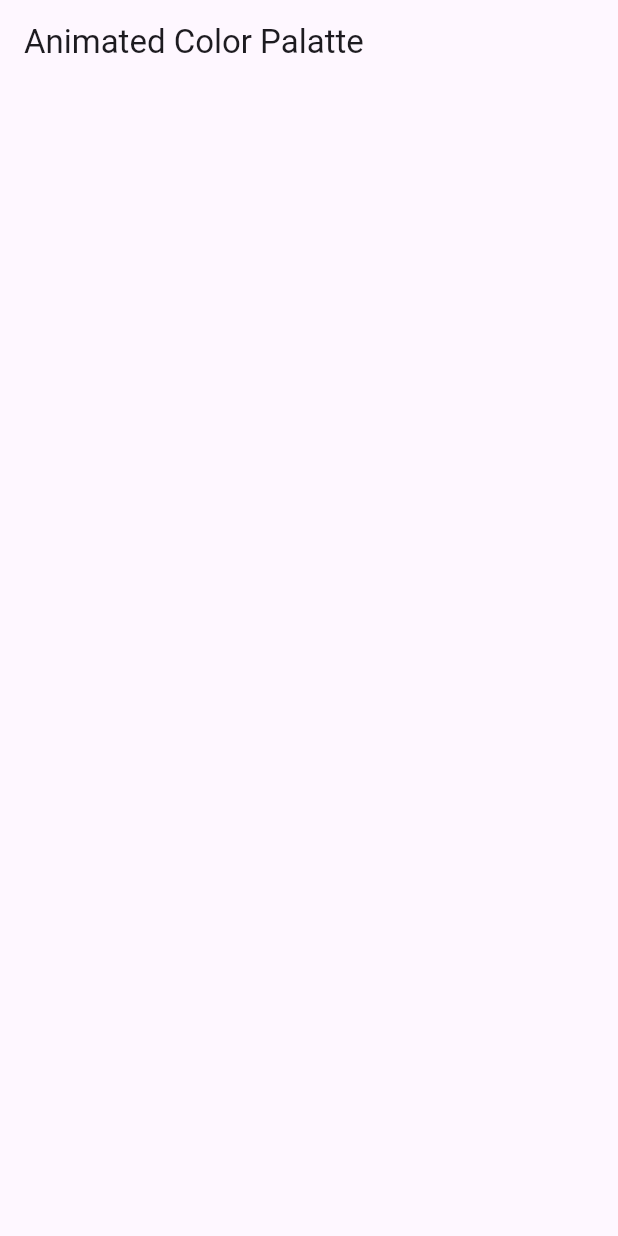
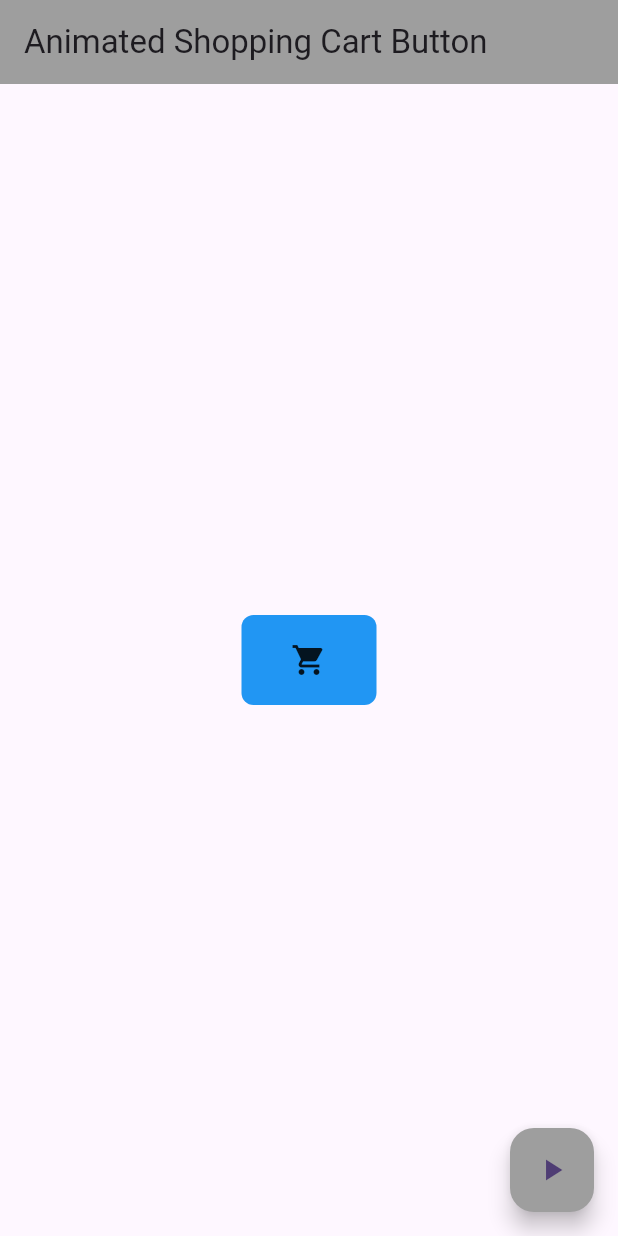
Before and after one commit to AbdullahProjects/Flutter_Animations, a Flutter app: the screen it shows after launch, on a phone screen of 412 x 824 dp. Run offline on Flutter 3.47's test engine with Material 3 defaults, Android fonts, the phone set to English and light mode, and no system bars.

Commit message:
create implicit animations 1. Animated color shifting 2. Animated shopping cart button

```diff
--- /dev/null
+++ b/lib/implicit_animations/animated_shopping_cart_button.dart
@@ -0,0 +1,64 @@
+import 'package:flutter/material.dart';
+
+class AnimatedShoppingCartButton extends StatefulWidget {
+  const AnimatedShoppingCartButton({super.key});
+
+  @override
+  State<AnimatedShoppingCartButton> createState() =>
+      _AnimatedShoppingCartButtonState();
+}
+
+class _AnimatedShoppingCartButtonState
+    extends State<AnimatedShoppingCartButton> {
+  bool isShoppingCartOpen = false;
+
+  @override
+  Widget build(BuildContext context) {
+    return Scaffold(
+      appBar: AppBar(
+        title: Text("Animated Shopping Cart Button"),
+        backgroundColor: Colors.grey,
+      ),
+      floatingActionButton: FloatingActionButton(
+        onPressed: () {
+          setState(() {
+            isShoppingCartOpen = !isShoppingCartOpen;
+          });
+        },
+        backgroundColor: Colors.grey,
+        child: Icon(Icons.play_arrow),
+      ),
+      body: SafeArea(
+        child: SizedBox(
+          width: MediaQuery.of(context).size.width,
+          child: Column(
+            mainAxisAlignment: MainAxisAlignment.center,
+            crossAxisAlignment: CrossAxisAlignment.center,
+            children: [
+              AnimatedContainer(
+                padding:
+                    const EdgeInsets.symmetric(horizontal: 30, vertical: 10),
+                width: isShoppingCartOpen ? 200 : 90,
+                height: 60,
+                duration: const Duration(seconds: 1),
+                decoration: BoxDecoration(
+                  color: isShoppingCartOpen ? Colors.green : Colors.blue,
+                  borderRadius:
+                      BorderRadius.circular(isShoppingCartOpen ? 30 : 8),
+                ),
+                child: Row(
+                  mainAxisAlignment: MainAxisAlignment.center,
+                  children: [
+                    Icon(
+                        isShoppingCartOpen ? Icons.check : Icons.shopping_cart),
+                    if (isShoppingCartOpen) Text("Item Added"),
+                  ],
+                ),
+              ),
+            ],
+          ),
+        ),
+      ),
+    );
+  }
+}
--- a/lib/main.dart
+++ b/lib/main.dart
@@ -1,4 +1,5 @@
 import 'package:animations_rivan_sir/implicit_animations/animated_color_palatte.dart';
+import 'package:animations_rivan_sir/implicit_animations/animated_shopping_cart_button.dart';
 import 'package:flutter/material.dart';
 
 void main() {
@@ -12,11 +13,13 @@ class MyApp extends StatelessWidget {
   Widget build(BuildContext context) {
     return MaterialApp(
       title: 'Flutter Demo',
+      debugShowCheckedModeBanner: false,
       theme: ThemeData(
         colorScheme: ColorScheme.fromSeed(seedColor: Colors.deepPurple),
         useMaterial3: true,
       ),
-      home: AnimatedColorPalatte(),
+      // home: AnimatedColorPalatte(),
+      home: AnimatedShoppingCartButton(),
     );
   }
 }
```
Also changed, not shown: lib/implicit_animations/animated_color_palatte.dart (+43 -1 lines).
